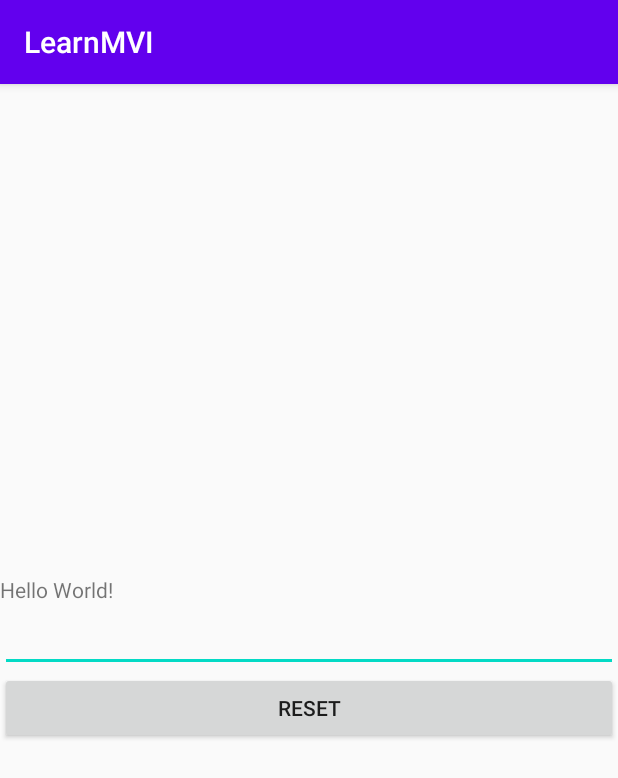
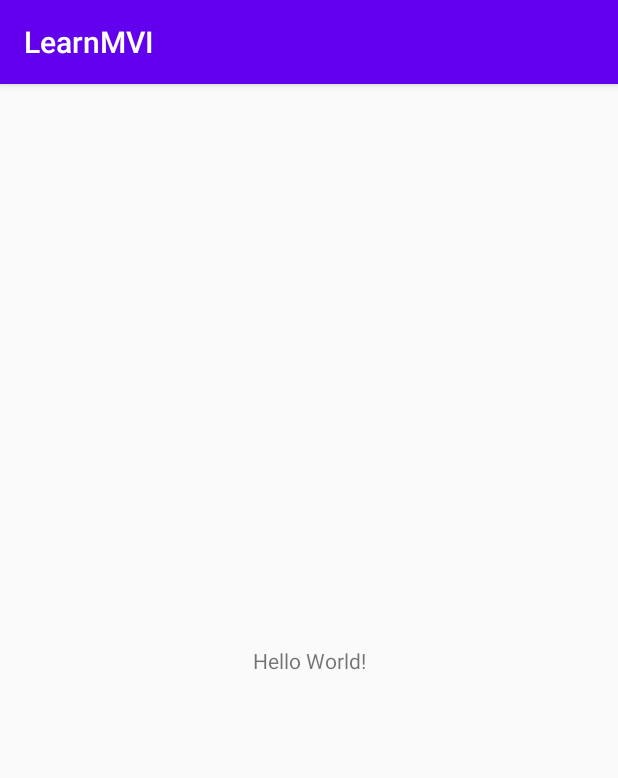
Before and after one commit to dudcheol/Just-do-it-Kotlin, an Android app: the screen it shows after launch (MainActivity), on a phone screen of 412 x 824 dp. Shown: the top 778 px of the screen. Run offline under Robolectric (Android 15) with nearby library versions, the phone set to English and light mode, and no system bars.

Commit message:
Revert "mvi 스터디 - but... 내용 부족함"
This reverts commit 044ffce477cfb731c317376cf61550f8b47431c0.

```diff
--- a/LearnMVI/app/build.gradle
+++ b/LearnMVI/app/build.gradle
@@ -34,11 +34,4 @@ dependencies {
     testImplementation 'junit:junit:4.12'
     androidTestImplementation 'androidx.test.ext:junit:1.1.1'
     androidTestImplementation 'androidx.test.espresso:espresso-core:3.2.0'
-
-    implementation "io.reactivex.rxjava2:rxjava:2.1.9"
-
-    implementation "com.jakewharton.rxbinding2:rxbinding:2.1.1"
-    implementation "com.jakewharton.rxbinding2:rxbinding-appcompat-v7:2.1.1"
-    implementation "com.jakewharton.rxbinding2:rxbinding-design:2.1.1"
-
 }
--- a/LearnMVI/app/src/main/java/com/example/learnmvi/MainActivity.kt
+++ b/LearnMVI/app/src/main/java/com/example/learnmvi/MainActivity.kt
@@ -1,37 +1,12 @@
 package com.example.learnmvi
 
-import android.os.Build
+import androidx.appcompat.app.AppCompatActivity
 import android.os.Bundle
-import androidx.annotation.RequiresApi
-import androidx.appcompat.app.AppCompatActivity
-import com.jakewharton.rxbinding2.view.RxView
-import com.jakewharton.rxbinding2.widget.RxTextView
-import io.reactivex.Observable
-import kotlinx.android.synthetic.main.activity_main.*
-import java.util.function.Consumer
 
-class MainActivity : AppCompatActivity(), MainView {
+class MainActivity : AppCompatActivity() {
 
-    @RequiresApi(Build.VERSION_CODES.N)
     override fun onCreate(savedInstanceState: Bundle?) {
         super.onCreate(savedInstanceState)
         setContentView(R.layout.activity_main)
-
-        MainIntent(this).start()
-    }
-
-    override fun getActions(): Map<String, Observable<Any>> {
-        val actions = hashMapOf<String, Observable<Any>>()
-        actions.put("Button", RxView.clicks(button))
-        actions.put("EditText", RxTextView.textChanges(editText) as Observable<Any>)
-        return actions
-    }
-
-    @RequiresApi(Build.VERSION_CODES.N)
-    override fun getConsumers(): Map<String, Consumer<Any>> {
-        val consumers = hashMapOf<String, Consumer<Any>>()
-        consumers.put("TextView", RxTextView.text(textView) as Consumer<Any>)
-        consumers.put("EditText", RxTextView.text(editText) as Consumer<Any>)
-        return consumers
     }
 }
--- a/LearnMVI/app/src/main/java/com/example/learnmvi/MainIntent.kt
+++ /dev/null
@@ -1,18 +0,0 @@
-package com.example.learnmvi
-
-import android.annotation.SuppressLint
-import android.os.Build
-import androidx.annotation.RequiresApi
-import io.reactivex.Observable;
-
-@RequiresApi(Build.VERSION_CODES.N)
-class MainIntent(mainView: MainView) {
-    private val actions: Map<String, Observable<Any>> = mainView.getActions()
-    private val mainModel: MainModel = MainModel(mainView.getConsumers())
-
-    @SuppressLint("CheckResult")
-    fun start() {
-        actions.get("Button")!!.subscribe { next -> mainModel.resetText() }
-        actions.get("EditText")!!.subscribe { changedText -> mainModel.changeText(changedText.toString()) }
-    }
-}
--- a/LearnMVI/app/src/main/java/com/example/learnmvi/MainModel.kt
+++ /dev/null
@@ -1,41 +0,0 @@
-package com.example.learnmvi
-
-import android.os.Build
-import androidx.annotation.RequiresApi
-import java.util.function.Consumer
-
-@RequiresApi(Build.VERSION_CODES.N)
-class MainModel(var consumers: Map<String, Consumer<Any>>) {
-    private val defaultText: String = "Default Text"
-    private lateinit var text: String
-
-    init {
-        resetText()
-    }
-
-    /**
-     * note : MainIntent에서 불리는 메소드
-     */
-    fun changeText(text: String) {
-        this.text = text
-        try {
-            consumers.get("TextView")?.accept(text)
-        } catch (e: Exception) {
-            e.printStackTrace()
-        }
-    }
-
-    /**
-     * note : MainIntent에서 불리는 메소드
-     *  resetText가 불려지면 text를 defaultText로 업데이트하고
-     *  consumers는 EditText에 text를 패스한다
-     */
-    fun resetText() {
-        this.text = defaultText
-        try {
-            consumers.get("EditText")?.accept(text)
-        } catch (e: Exception) {
-            e.printStackTrace()
-        }
-    }
-}
--- a/LearnMVI/app/src/main/java/com/example/learnmvi/MainView.kt
+++ /dev/null
@@ -1,13 +0,0 @@
-package com.example.learnmvi
-
-import io.reactivex.Observable
-import java.util.function.Consumer
-
-interface MainView {
-    /**
-     * note : getActions - Intent에 subscribe할 수 있는 Observable을 리턴한다
-     *        getConsumers - view가 변경됨을 알릴 수 있는 Model을 부를 수 있는 consumers를 리턴한다
-     */
-    fun getActions(): Map<String, Observable<Any>>
-    fun getConsumers(): Map<String, Consumer<Any>>
-}
--- a/LearnMVI/app/src/main/res/layout/activity_main.xml
+++ b/LearnMVI/app/src/main/res/layout/activity_main.xml
@@ -1,14 +1,12 @@
 <?xml version="1.0" encoding="utf-8"?>
-<RelativeLayout xmlns:android="http://schemas.android.com/apk/res/android"
+<androidx.constraintlayout.widget.ConstraintLayout xmlns:android="http://schemas.android.com/apk/res/android"
     xmlns:app="http://schemas.android.com/apk/res-auto"
     xmlns:tools="http://schemas.android.com/tools"
     android:layout_width="match_parent"
     android:layout_height="match_parent"
-    tools:context=".MainActivity"
-    android:gravity="center">
+    tools:context=".MainActivity">
 
     <TextView
-        android:id="@+id/textView"
         android:layout_width="wrap_content"
         android:layout_height="wrap_content"
         android:text="Hello World!"
@@ -17,16 +15,4 @@
         app:layout_constraintRight_toRightOf="parent"
         app:layout_constraintTop_toTopOf="parent" />
 
-    <EditText
-        android:id="@+id/editText"
-        android:layout_width="match_parent"
-        android:layout_height="wrap_content"
-        android:layout_below="@id/textView"/>
-
-    <Button
-        android:id="@+id/button"
-        android:layout_width="match_parent"
-        android:layout_height="wrap_content"
-        android:text="reset"
-        android:layout_below="@id/editText"/>
-</RelativeLayout>
+</androidx.constraintlayout.widget.ConstraintLayout>
```
